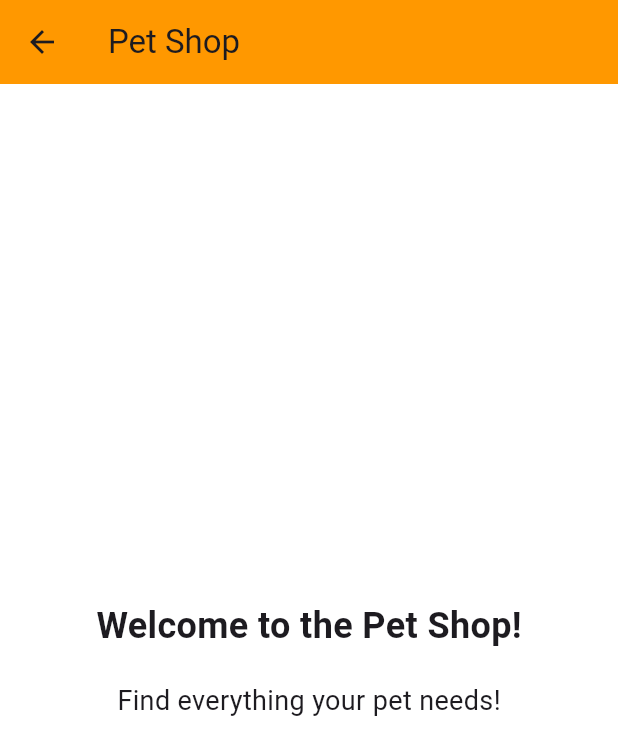
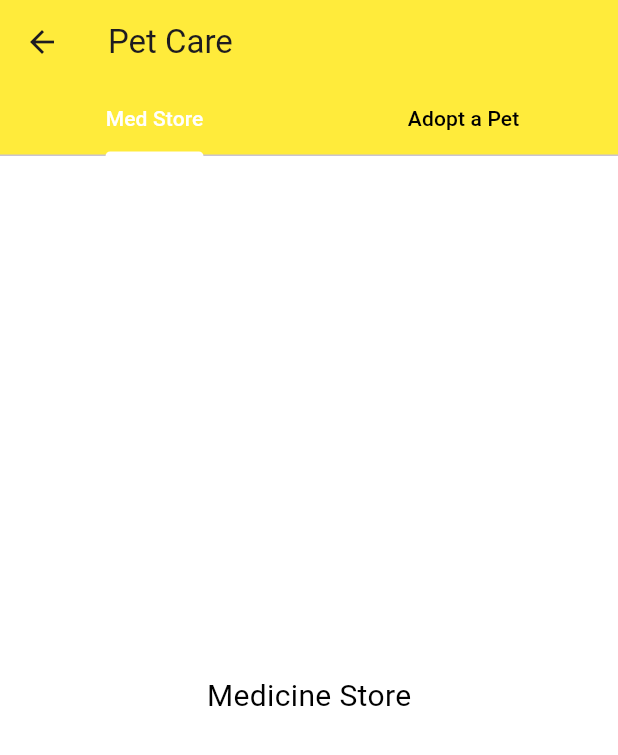
Before and after one commit to Shribodhi/SDGP-PawRescue, a Flutter app: the HomePage screen opened directly, after a tap on "Shop", on a phone screen of 412 x 824 dp. Shown: the top 755 px of the screen. Run offline on Flutter 3.47's test engine with Material 3 defaults, Android fonts, the phone set to English and light mode, and no system bars.

Commit message:
chat,profile,store
chat feature updates, profile updates,  store updates

```diff
--- a/lib/home_page.dart
+++ b/lib/home_page.dart
@@ -1,8 +1,37 @@
 import 'package:flutter/material.dart';
 import 'shop_page.dart'; // Import the shop page
+import 'chat_screen.dart'; // Import the chat page
+import 'profile_screen.dart'; // Import the profile page
 
-class HomePage extends StatelessWidget {
+class HomePage extends StatefulWidget {
   const HomePage({super.key});
+
+  @override
+  _HomePageState createState() => _HomePageState();
+}
+
+class _HomePageState extends State<HomePage> {
+  int _selectedIndex = 0; // Track the selected tab
+
+  void _onItemTapped(int index) {
+    if (index == 1) {
+      // Navigate to Chat Page
+      Navigator.push(
+        context,
+        MaterialPageRoute(builder: (context) => ChatPage()),
+      );
+    } else if (index == 3) {
+      // Navigate to Profile Page
+      Navigator.push(
+        context,
+        MaterialPageRoute(builder: (context) => ProfileScreen()),
+      );
+    } else {
+      setState(() {
+        _selectedIndex = index;
+      });
+    }
+  }
 
   @override
   Widget build(BuildContext context) {
@@ -27,13 +56,19 @@ class HomePage extends StatelessWidget {
               crossAxisSpacing: 20,
               mainAxisSpacing: 20,
               children: [
-                _buildClickableGridItem(context, 'Treatment History', 'assets/treatment.png'),
-                _buildClickableGridItem(context, 'Animal Profiles', 'assets/animal_profiles.png'),
-                _buildClickableGridItem(context, 'Medi-Center', 'assets/medi_center.png'),
-                _buildClickableGridItem(context, 'Shop', 'assets/shop.png', onTap: () {
+                _buildClickableGridItem(
+                    context, 'Treatment History', 'assets/treatment.png'),
+                _buildClickableGridItem(
+                    context, 'Animal Profiles', 'assets/animal_profiles.png'),
+                _buildClickableGridItem(
+                    context, 'Medi-Center', 'assets/medi_center.png'),
+                _buildClickableGridItem(context, 'Shop', 'assets/shop.png',
+                    onTap: () {
                   Navigator.push(
                     context,
-                    MaterialPageRoute(builder: (context) => const ShopPage()), // Navigate to Shop page
+                    MaterialPageRoute(
+                        builder: (context) =>
+                            ShopPage()), // Navigate to Shop page
                   );
                 }),
               ],
@@ -45,6 +80,8 @@ class HomePage extends StatelessWidget {
         backgroundColor: Colors.white,
         selectedItemColor: Colors.orange,
         unselectedItemColor: Colors.black54,
+        currentIndex: _selectedIndex, // Highlight selected tab
+        onTap: _onItemTapped, // Handle tab navigation
         items: const [
           BottomNavigationBarItem(
             icon: Icon(Icons.home),
@@ -67,13 +104,13 @@ class HomePage extends StatelessWidget {
     );
   }
 
-  Widget _buildClickableGridItem(BuildContext context, String title, String imagePath, {Function()? onTap}) {
+  Widget _buildClickableGridItem(
+      BuildContext context, String title, String imagePath,
+      {Function()? onTap}) {
     return Material(
       color: Colors.transparent,
       child: InkWell(
-        onTap: onTap ?? () {
-          // Add navigation or functionality for other grid items
-        },
+        onTap: onTap ?? () {},
         borderRadius: BorderRadius.circular(12),
         child: Container(
           decoration: BoxDecoration(
--- a/lib/shop_page.dart
+++ b/lib/shop_page.dart
@@ -1,38 +1,76 @@
 import 'package:flutter/material.dart';
 
-class ShopPage extends StatelessWidget {
-  const ShopPage({super.key});
+class ShopPage extends StatefulWidget {
+  @override
+  _ShopPageState createState() => _ShopPageState();
+}
+
+class _ShopPageState extends State<ShopPage>
+    with SingleTickerProviderStateMixin {
+  late TabController _tabController;
+
+  @override
+  void initState() {
+    super.initState();
+    _tabController = TabController(length: 2, vsync: this);
+  }
+
+  @override
+  void dispose() {
+    _tabController.dispose();
+    super.dispose();
+  }
 
   @override
   Widget build(BuildContext context) {
     return Scaffold(
       appBar: AppBar(
-        title: const Text('Pet Shop'),
-        backgroundColor: Colors.orange,
-      ),
-      body: Center(
-        child: Column(
-          mainAxisAlignment: MainAxisAlignment.center,
-          children: const [
-            Text(
-              'Welcome to the Pet Shop!',
-              style: TextStyle(
-                fontSize: 24,
-                fontWeight: FontWeight.bold,
-              ),
-            ),
-            SizedBox(height: 20),
-            // You can add product details here later
-            Text(
-              'Find everything your pet needs!',
-              style: TextStyle(
-                fontSize: 18,
-                fontWeight: FontWeight.normal,
-              ),
-            ),
+        title: Text('Pet Care'),
+        backgroundColor: Colors.yellow,
+        bottom: TabBar(
+          controller: _tabController,
+          labelColor: Colors.white,
+          unselectedLabelColor: Colors.black,
+          indicatorColor: Colors.white,
+          tabs: [
+            Tab(text: 'Med Store'),
+            Tab(text: 'Adopt a Pet'),
           ],
         ),
+      ),
+      body: TabBarView(
+        controller: _tabController,
+        children: [
+          MedStoreTab(),
+          PetAdoptionTab(),
+        ],
       ),
     );
   }
 }
+
+class MedStoreTab extends StatelessWidget {
+  @override
+  Widget build(BuildContext context) {
+    return Container(
+      color: Colors.white,
+      child: Center(
+        child: Text('Medicine Store',
+            style: TextStyle(fontSize: 20, color: Colors.black)),
+      ),
+    );
+  }
+}
+
+class PetAdoptionTab extends StatelessWidget {
+  @override
+  Widget build(BuildContext context) {
+    return Container(
+      color: Colors.white,
+      child: Center(
+        child: Text('Pet Adoption',
+            style: TextStyle(fontSize: 20, color: Colors.black)),
+      ),
+    );
+  }
+}
```
Also changed, not shown: lib/chat_screen.dart (added, +123 -0 lines), lib/profile_screen.dart (added, +72 -0 lines), assets/shop.png (added).
